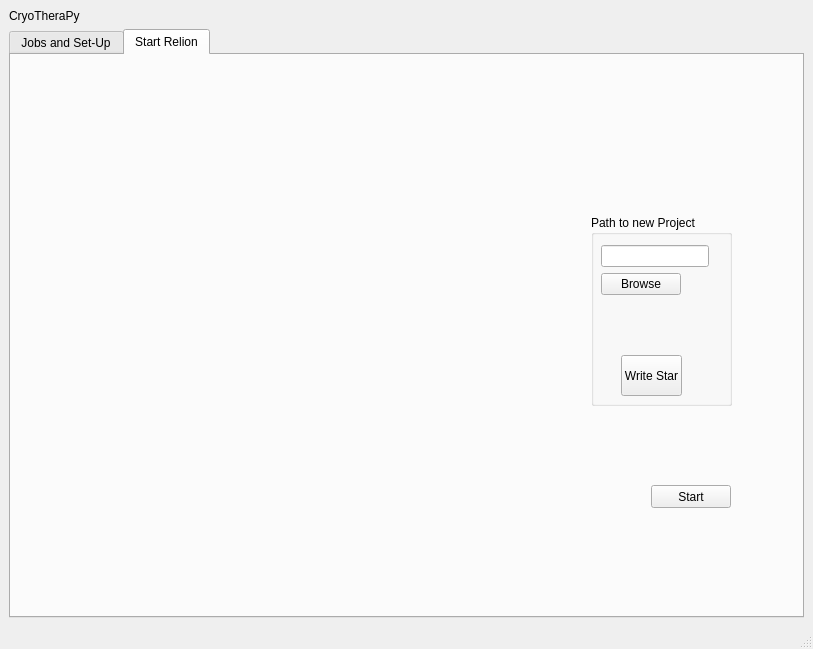
Before: the Qt Designer form src/gui/schemeGui.ui in Klumpe-lab/CryoBoost, drawn with Qt 5.
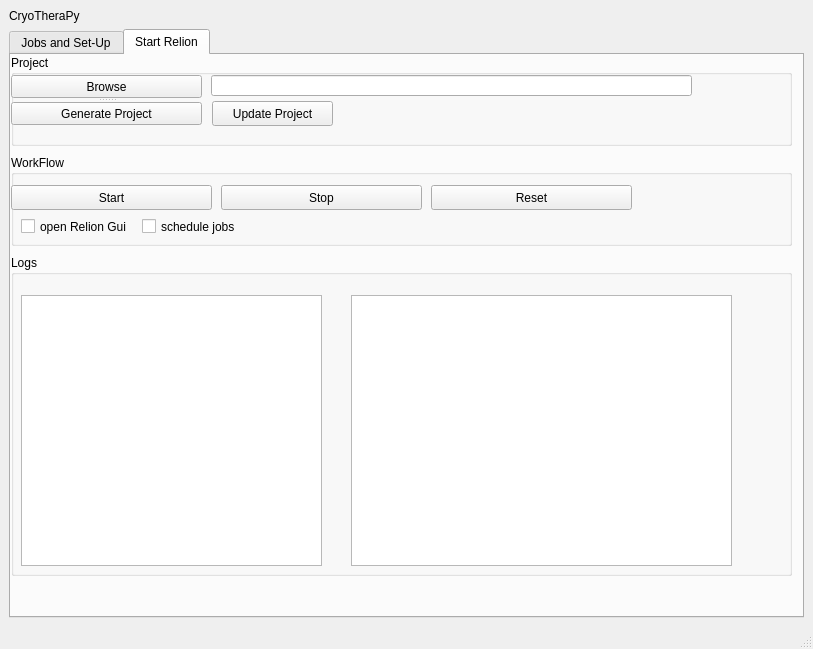
After: the same form once the commit is applied. The open tabs and pages were chosen to show the change.

Commit message: clean up schemeGui pt2

The edit to the form file:
```diff
--- a/src/gui/schemeGui.ui
+++ b/src/gui/schemeGui.ui
@@ -136,63 +136,172 @@
        <widget class="QGroupBox" name="groupBox">
         <property name="geometry">
          <rect>
-          <x>580</x>
-          <y>160</y>
-          <width>141</width>
-          <height>191</height>
+          <x>0</x>
+          <y>0</y>
+          <width>781</width>
+          <height>91</height>
          </rect>
         </property>
         <property name="title">
-         <string>Path to new Project</string>
+         <string>Project </string>
         </property>
-        <widget class="QPushButton" name="btn_writeStar">
+        <widget class="QLineEdit" name="line_path_new_project">
          <property name="geometry">
           <rect>
-           <x>30</x>
-           <y>140</y>
-           <width>61</width>
-           <height>41</height>
+           <x>200</x>
+           <y>20</y>
+           <width>481</width>
+           <height>21</height>
           </rect>
          </property>
+        </widget>
+        <widget class="QPushButton" name="btn_genProject_5">
+         <property name="geometry">
+          <rect>
+           <x>201</x>
+           <y>46</y>
+           <width>121</width>
+           <height>25</height>
+          </rect>
+         </property>
          <property name="text">
-          <string>Write Star</string>
+          <string>Update Project</string>
          </property>
         </widget>
-        <widget class="QWidget" name="formLayoutWidget_3">
+        <widget class="QSplitter" name="splitter">
          <property name="geometry">
           <rect>
-           <x>10</x>
+           <x>0</x>
+           <y>20</y>
+           <width>191</width>
+           <height>50</height>
+          </rect>
+         </property>
+         <property name="orientation">
+          <enum>Qt::Vertical</enum>
+         </property>
+         <widget class="QPushButton" name="btn_browse_target">
+          <property name="text">
+           <string>Browse</string>
+          </property>
+         </widget>
+         <widget class="QPushButton" name="btn_genProject">
+          <property name="text">
+           <string>Generate Project</string>
+          </property>
+         </widget>
+        </widget>
+       </widget>
+       <widget class="QGroupBox" name="groupBox_2">
+        <property name="geometry">
+         <rect>
+          <x>0</x>
+          <y>100</y>
+          <width>781</width>
+          <height>91</height>
+         </rect>
+        </property>
+        <property name="title">
+         <string>WorkFlow </string>
+        </property>
+        <widget class="QPushButton" name="btn_startWorkFlow">
+         <property name="geometry">
+          <rect>
+           <x>0</x>
            <y>30</y>
+           <width>201</width>
+           <height>25</height>
+          </rect>
+         </property>
+         <property name="text">
+          <string>Start</string>
+         </property>
+        </widget>
+        <widget class="QPushButton" name="btn_stopWrokFlow">
+         <property name="geometry">
+          <rect>
+           <x>210</x>
+           <y>30</y>
+           <width>201</width>
+           <height>25</height>
+          </rect>
+         </property>
+         <property name="text">
+          <string>Stop</string>
+         </property>
+        </widget>
+        <widget class="QPushButton" name="btn_resetWorkFlow">
+         <property name="geometry">
+          <rect>
+           <x>420</x>
+           <y>30</y>
+           <width>201</width>
+           <height>25</height>
+          </rect>
+         </property>
+         <property name="text">
+          <string>Reset</string>
+         </property>
+        </widget>
+        <widget class="QCheckBox" name="checkBox">
+         <property name="geometry">
+          <rect>
+           <x>10</x>
+           <y>60</y>
            <width>121</width>
-           <height>91</height>
+           <height>23</height>
           </rect>
          </property>
-         <layout class="QFormLayout" name="formLayout">
-          <item row="0" column="0">
-           <widget class="QLineEdit" name="line_path_new_project"/>
-          </item>
-          <item row="1" column="0">
-           <widget class="QPushButton" name="btn_browse_target">
-            <property name="text">
-             <string>Browse</string>
-            </property>
-           </widget>
-          </item>
-         </layout>
+         <property name="text">
+          <string>open Relion Gui</string>
+         </property>
         </widget>
+        <widget class="QCheckBox" name="checkBox_2">
+         <property name="geometry">
+          <rect>
+           <x>131</x>
+           <y>56</y>
+           <width>121</width>
+           <height>31</height>
+          </rect>
+         </property>
+         <property name="text">
+          <string>schedule jobs</string>
+         </property>
+        </widget>
        </widget>
-       <widget class="QPushButton" name="btn_start">
+       <widget class="QGroupBox" name="groupBox_3">
         <property name="geometry">
          <rect>
-          <x>640</x>
-          <y>430</y>
-          <width>80</width>
-          <height>23</height>
+          <x>0</x>
+          <y>200</y>
+          <width>781</width>
+          <height>321</height>
          </rect>
         </property>
-        <property name="text">
-         <string>Start</string>
+        <property name="title">
+         <string>Logs</string>
         </property>
+        <widget class="QTextBrowser" name="textBrowser">
+         <property name="geometry">
+          <rect>
+           <x>10</x>
+           <y>40</y>
+           <width>301</width>
+           <height>271</height>
+          </rect>
+         </property>
+        </widget>
+        <widget class="QTextBrowser" name="textBrowser_2">
+         <property name="geometry">
+          <rect>
+           <x>340</x>
+           <y>40</y>
+           <width>381</width>
+           <height>271</height>
+          </rect>
+         </property>
+        </widget>
        </widget>
       </widget>
      </widget>
```
Left out of the diff: 3 changed lines with no effect on the pictures. The commit also changes 4 other files.
